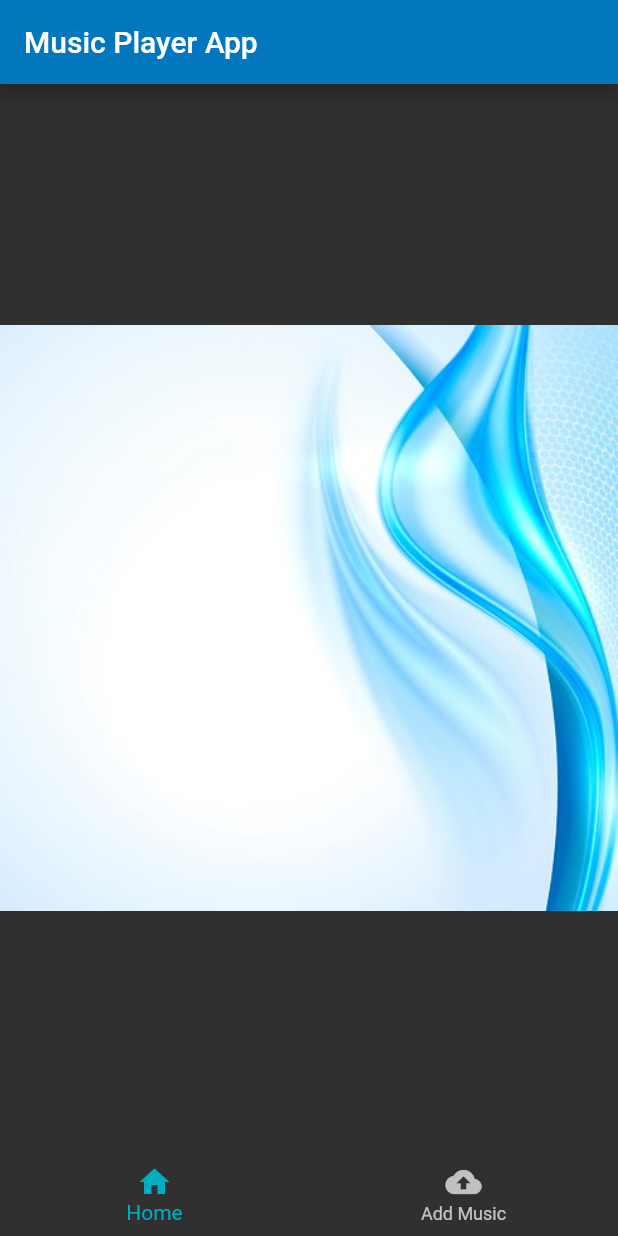
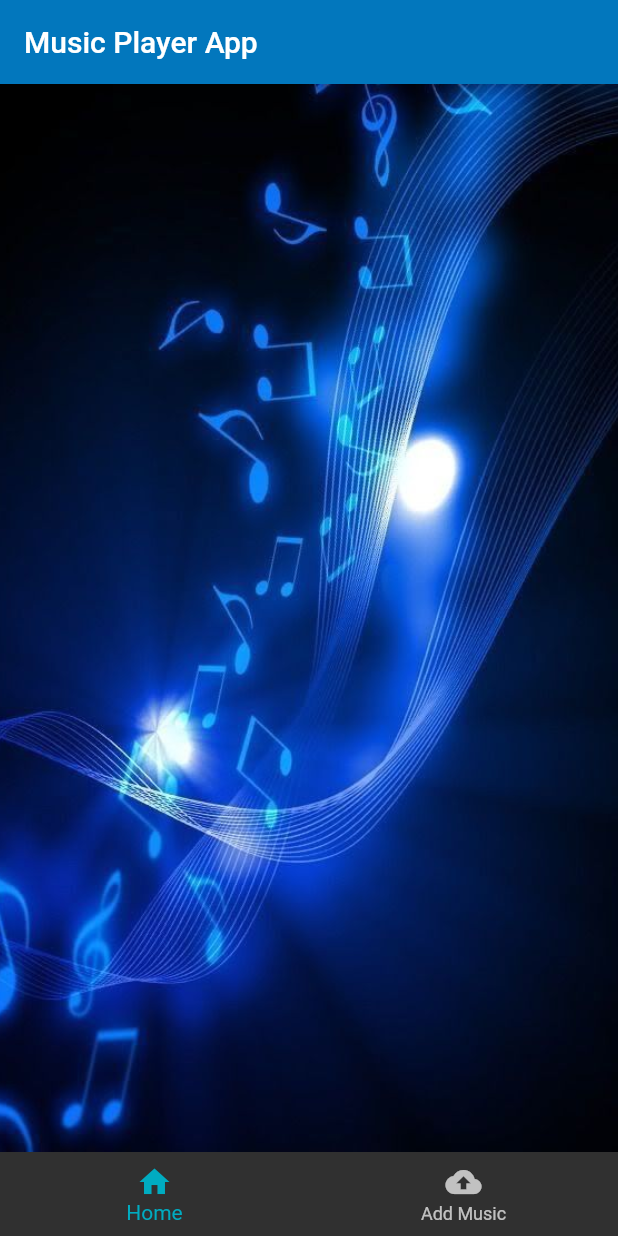
Before and after one commit to KAVINDYADEVINDI/music_app_flutter, a Flutter app: the screen it shows after launch, on a phone screen of 412 x 824 dp. Run offline on Flutter 3.47's test engine with Material 2 defaults, Android fonts, the phone set to English and light mode, and no system bars; Roboto replaces fonts that are missing (Georgia, Hind).

Commit message:
adding bottom

```diff
--- a/lib/main.dart
+++ b/lib/main.dart
@@ -40,11 +40,14 @@ class _MyAppState extends State<MyApp> {
         appBar: AppBar(
           title:Text('Music Player App')
         ),
-        body:Center(
-         child:
-           Image.asset('assets/k.jpg',fit: BoxFit.cover,),
-
-        ),
+        body:Container(
+         decoration:BoxDecoration(
+            image: DecorationImage(image:
+              AssetImage('assets/k.jpg'),
+              fit: BoxFit.cover,
+            ),
+          )
+        ) ,
 
         bottomNavigationBar: BottomNavigationBar(
           currentIndex: currentindex,
@@ -52,6 +55,7 @@ class _MyAppState extends State<MyApp> {
             BottomNavigationBarItem(
               title: Text("Home"),
               icon: Icon(Icons.home),
+
             ),
             BottomNavigationBarItem(
               title: Text("Add Music"),
```
Also changed, not shown: assets/k.jpg.
